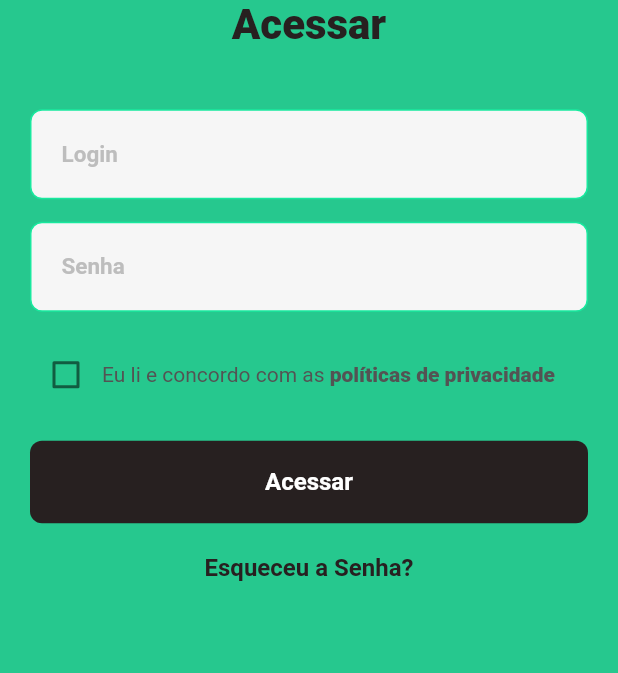
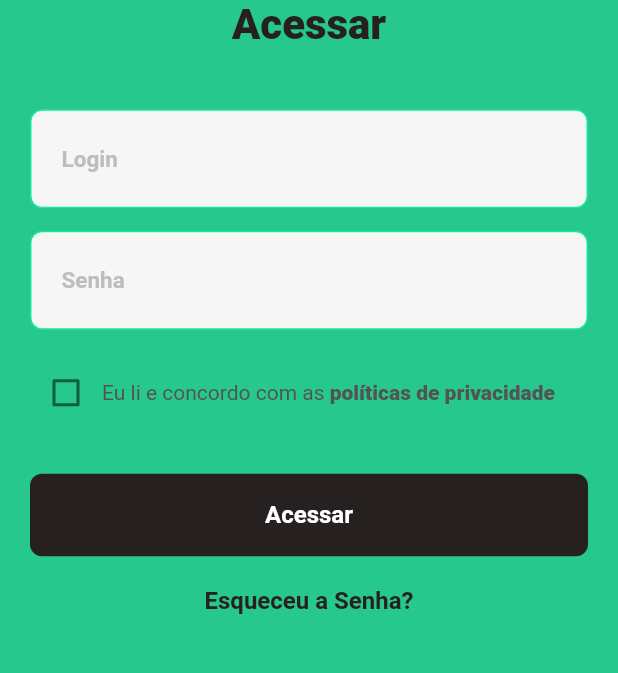
Before and after one commit to JonhMatheus/app-finance, a Flutter app: the screen it shows after launch, on a phone screen of 412 x 824 dp, the part 351-1024 px from its top. Run offline on Flutter 3.47's test engine with Material 2 defaults, Android fonts, the phone set to English and light mode, and no system bars; our stand-ins replace flutter_modular, webview_flutter.

Commit message:
add_input

```diff
--- a/lib/modules/autenticacao/autenticao_page.dart
+++ b/lib/modules/autenticacao/autenticao_page.dart
@@ -1,5 +1,7 @@
 import 'package:app_finance/shared/themes.dart';
 import 'package:flutter/material.dart';
+import 'package:flutter_modular/flutter_modular.dart';
+import 'package:webview_flutter/webview_flutter.dart';
 
 class AutenticacaoPage extends StatefulWidget {
   const AutenticacaoPage({Key? key}) : super(key: key);
@@ -10,6 +12,8 @@ class AutenticacaoPage extends StatefulWidget {
 
 class _AutenticacaoPageState extends State<AutenticacaoPage> {
   bool concordoPoliticas = false;
+  String? loginText;
+  String? senhaText;
 
   @override
   Widget build(BuildContext context) {
@@ -17,17 +21,19 @@ class _AutenticacaoPageState extends State<AutenticacaoPage> {
       backgroundColor: Themes.corVerdeEscuro,
       body: Padding(
         padding: const EdgeInsets.fromLTRB(20, 80, 20, 15),
+        child: SingleChildScrollView(
           child: Column(
             children: [
               _buildHeader(),
-            _buildInput('Login'),
+              _buildInput('Login', loginText ?? ''),
               const SizedBox(height: 15),
-            _buildInput('Senha'),
+              _buildInput('Senha', senhaText ?? ''),
               const SizedBox(height: 18),
               _buildSaveInfo(),
-            const SizedBox(height: 20),
+              const SizedBox(height: 30),
               _buildAcessar()
             ],
+          ),
         ),
       ),
     );
@@ -59,24 +65,29 @@ class _AutenticacaoPageState extends State<AutenticacaoPage> {
     );
   }
 
-  Widget _buildInput(String titulo) {
+  Widget _buildInput(String titulo, String textForm) {
     return Container(
         width: MediaQuery.of(context).size.width,
-      padding: const EdgeInsets.all(20),
+        padding: const EdgeInsets.fromLTRB(20, 8, 0, 8),
         decoration: BoxDecoration(
           color: const Color(0XffF6F6F6),
           borderRadius: BorderRadius.circular(8),
           border: Border.all(color: Themes.corVerdeClaro),
         ),
-      child: Text(
-        titulo,
-        style: const TextStyle(
+        child: TextField(
+          decoration: InputDecoration(
+            border: InputBorder.none,
+            hintText: titulo,
+            hintStyle: const TextStyle(
               color: Color(0xffBDBDBD),
               fontSize: 15,
               fontWeight: FontWeight.w600,
             ),
           ),
-    );
+          onChanged: (String? text) {
+            text != null ? textForm = text : null;
+          },
+        ));
   }
 
   Widget _buildSaveInfo() {
--- a/pubspec.yaml
+++ b/pubspec.yaml
@@ -13,6 +13,8 @@ dependencies:
     sdk: flutter
   cupertino_icons: ^1.0.2
   one_context: ^2.1.0
+  webview_flutter: ^4.0.2
+  flutter_modular: ^5.0.3
 
 dev_dependencies:
   flutter_test:
```
Also changed, not shown: assets/images/home_page.jpg (added), pubspec.lock. Lines whose indentation alone changed are shown as unchanged.
